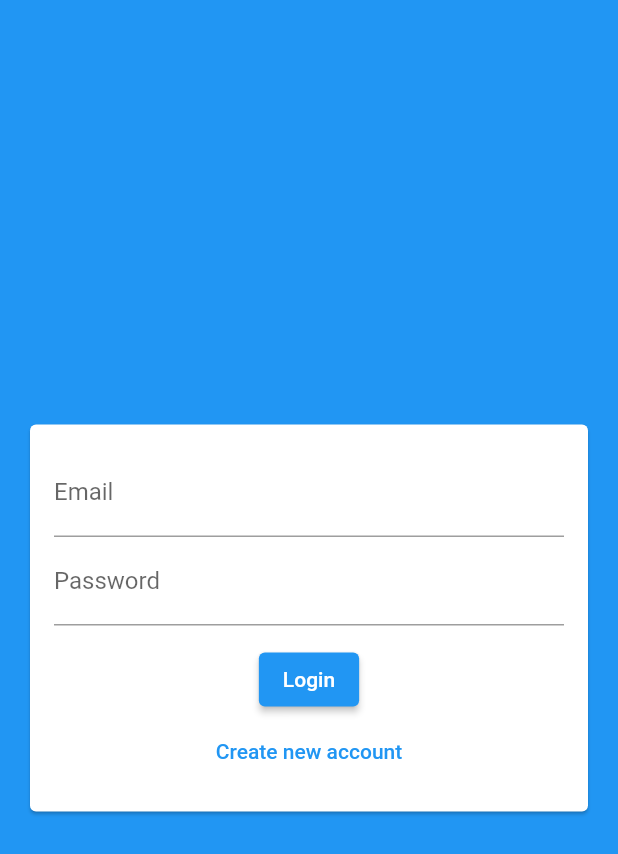
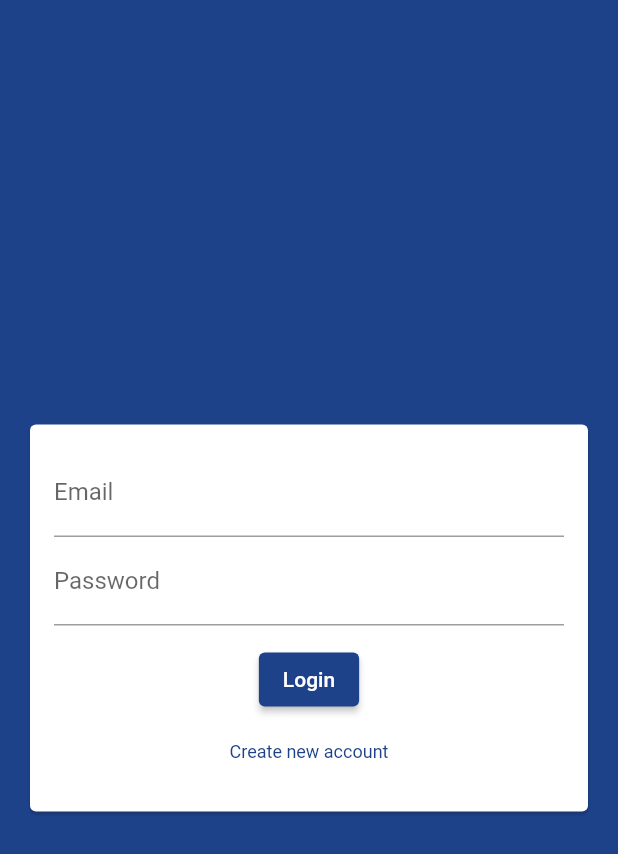
Before and after one commit to wenruiq/find-my-path, a Flutter app: the screen it shows after launch, on a phone screen of 412 x 824 dp. Shown: the top 854 px of the screen. Run offline on Flutter 3.47's test engine with Material 2 defaults, Android fonts, the phone set to English and light mode, and no system bars; our stand-ins replace cloud_firestore, firebase_auth, firebase_core; accounts and stored records are empty.

Commit message:
updated ThemeData for the app

```diff
--- a/lib/main.dart
+++ b/lib/main.dart
@@ -2,6 +2,7 @@ import "package:flutter/material.dart";
 import 'package:firebase_core/firebase_core.dart';
 import "package:firebase_auth/firebase_auth.dart";
 
+import "./theme/custom_theme.dart";
 import "./screens/chat_screen.dart";
 import "./screens/splash_screen.dart";
 import "./screens/auth_screen.dart";
@@ -28,7 +29,7 @@ class _MyAppState extends State<MyApp> {
   Widget build(BuildContext context) {
     return MaterialApp(
       title: "Find My Path",
-      theme: ThemeData(primarySwatch: Colors.blue),
+      theme: customTheme,
       //* FutureBuilder for Firebase init
       home: FutureBuilder(
           future: _initialization,
--- a/lib/widgets/auth/auth_form.dart
+++ b/lib/widgets/auth/auth_form.dart
@@ -105,7 +105,14 @@ class _AuthFormState extends State<AuthForm> {
                         }
                         return null;
                       },
-                      decoration: InputDecoration(labelText: 'Password'),
+                      decoration: InputDecoration(
+                        labelText: 'Password',
+                        // labelStyle:
+                        //     TextStyle(color: Theme.of(context).primaryColor),
+                        // floatingLabelStyle:
+                        //     TextStyle(color: Theme.of(context).primaryColor),
+                      ),
+                      style: const TextStyle(color: Colors.red),
                       obscureText: true,
                       onSaved: (value) {
                         _userPassword = value.toString();
@@ -119,7 +126,10 @@ class _AuthFormState extends State<AuthForm> {
                     ),
                   if (!widget.isLoading)
                     TextButton(
-                      style: TextButton.styleFrom(primary: Colors.blue),
+                      style: TextButton.styleFrom(
+                        textStyle: Theme.of(context).textTheme.caption,
+                        // primary: Colors.blue,
+                      ),
                       child: Text(_isLogin
                           ? 'Create new account'
                           : 'I already have an account'),
```
Also changed, not shown: lib/theme/custom_theme.dart (added, +23 -0 lines).
